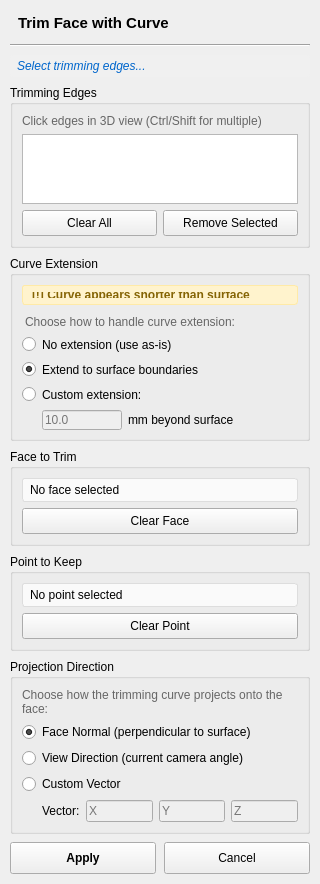
Old version of the form freecad/Curves/TrimFaceDialog/trim_face_dialog.ui in the repository reubenmw/CurvesWB.
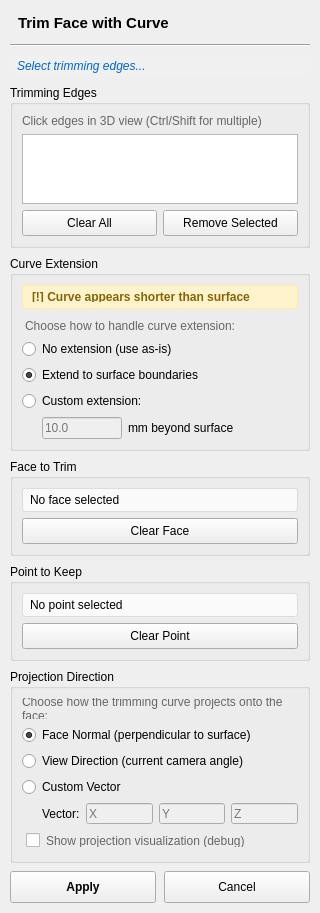
New version of the form.

Commit message: refactor: move projection into utils, made change of custom vector update projection

Patch:
```diff
--- a/freecad/Curves/TrimFaceDialog/trim_face_dialog.ui
+++ b/freecad/Curves/TrimFaceDialog/trim_face_dialog.ui
@@ -437,6 +437,24 @@
                                 </layout>
                             </widget>
                         </item>
+                        <!-- Projection Visualizer Toggle -->
+                        <item>
+                            <widget class="QCheckBox" name="projectionVisualizerCheck">
+                                <property name="text">
+                                    <string>Show projection visualization (debug)</string>
+                                </property>
+                                <property name="toolTip">
+                                    <string>Visualize how curves project onto the face with colored
+                                        points and lines</string>
+                                </property>
+                                <property name="checked">
+                                    <bool>false</bool>
+                                </property>
+                                <property name="styleSheet">
+                                    <string notr="true">color: #666; font-size: 9pt; padding: 4px;</string>
+                                </property>
+                            </widget>
+                        </item>
                     </layout>
                 </widget>
             </item>
```
The commit also changes 6 other files.
